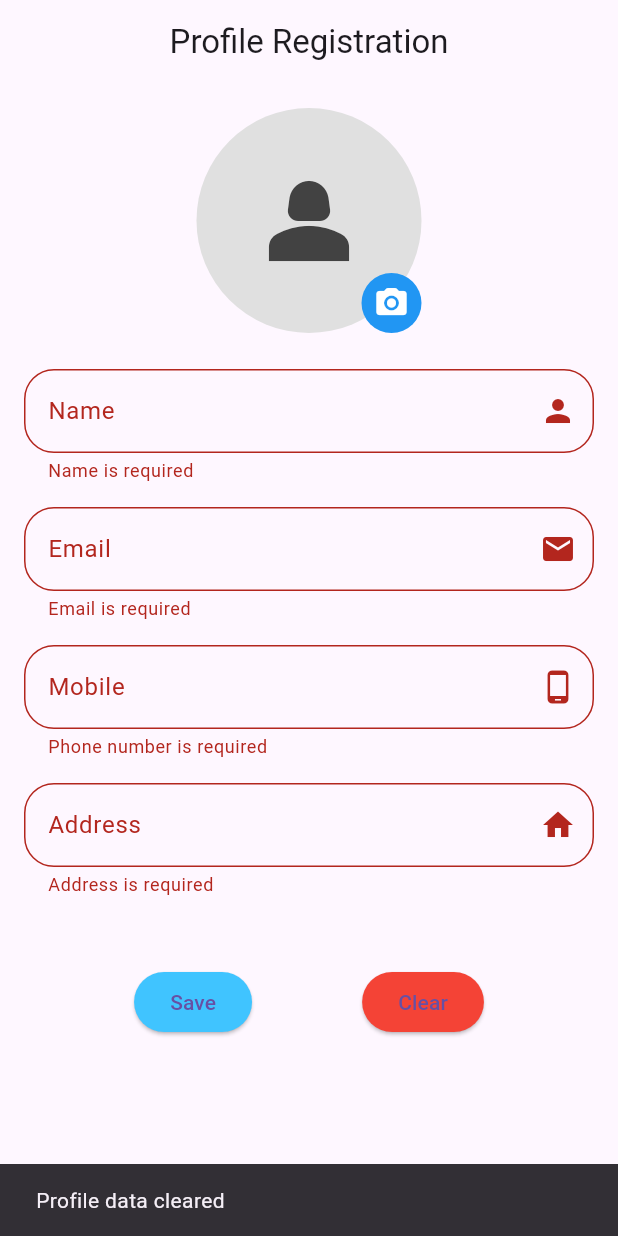
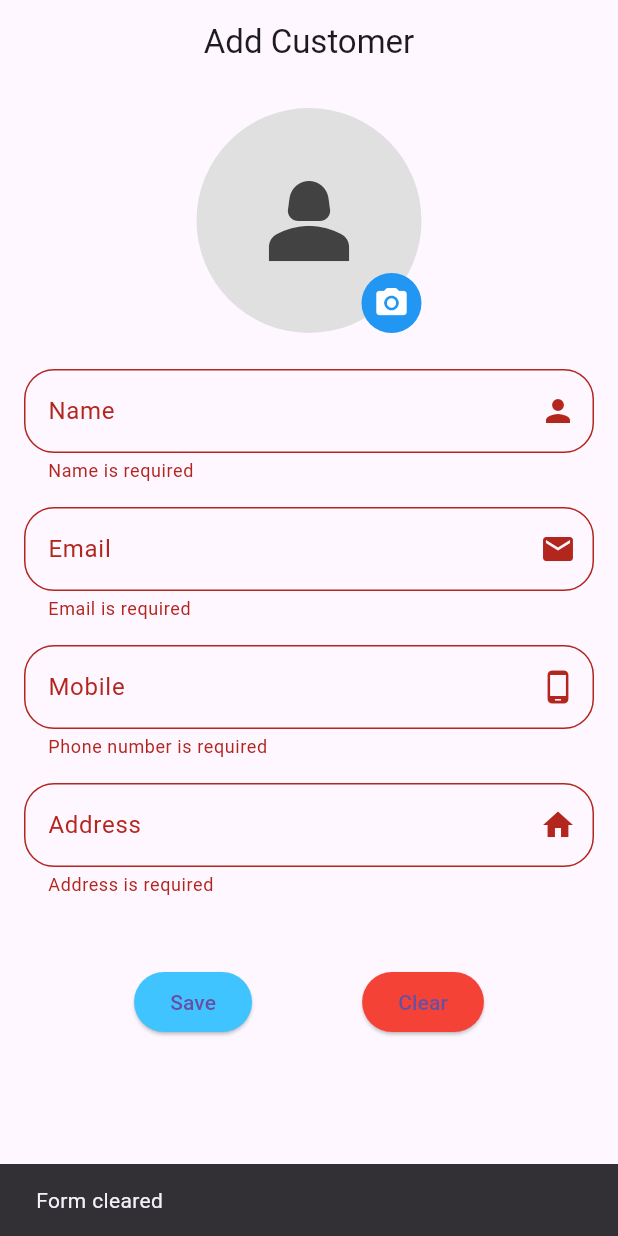
Before and after one commit to Rohit24697/customer_management_app, a Flutter app: the screen it shows after launch, after a tap on "Save", after a tap on "Clear", on a phone screen of 412 x 824 dp. Run offline on Flutter 3.47's test engine with Material 3 defaults, Android fonts, the phone set to English and light mode, and no system bars; our stand-ins replace get, image_picker, sqflite; accounts and stored records are empty.

Commit message:
#Second commit

```diff
--- /dev/null
+++ b/lib/customer_search.dart
@@ -0,0 +1,90 @@
+import 'dart:io';
+
+import 'package:flutter/material.dart';
+import 'package:get/get_state_manager/src/rx_flutter/rx_obx_widget.dart';
+
+import 'controllers/customer_controller.dart';
+
+class CustomerSearch extends SearchDelegate {
+  final CustomerController controller;
+
+  CustomerSearch(this.controller);
+
+  @override
+  List<Widget>? buildActions(BuildContext context) => [
+    IconButton(
+      icon: const Icon(Icons.clear),
+      onPressed: () {
+        query = '';
+        controller.fetchCustomers(); // Reset list on clear
+      },
+    ),
+  ];
+
+  @override
+  Widget? buildLeading(BuildContext context) => IconButton(
+    icon: const Icon(Icons.arrow_back),
+    onPressed: () {
+      close(context, null);
+    },
+  );
+
+  @override
+  Widget buildResults(BuildContext context) {
+    controller.searchCustomer(query);
+    return Obx(() {
+      final results = controller.customerList;
+      if (results.isEmpty) {
+        return const Center(child: Text("No results found."));
+      }
+      return ListView.builder(
+        itemCount: results.length,
+        itemBuilder: (_, index) {
+          final customer = results[index];
+          return Card(
+            margin: const EdgeInsets.symmetric(horizontal: 8, vertical: 4),
+            child: ListTile(
+              leading: CircleAvatar(
+                backgroundImage: customer.imagePath.isNotEmpty
+                    ? FileImage(File(customer.imagePath))
+                    : null,
+                child: customer.imagePath.isEmpty ? Icon(Icons.person) : null,
+              ),
+              title: Text(customer.fullName),
+              subtitle: Column(
+                crossAxisAlignment: CrossAxisAlignment.start,
+                children: [
+                  Text("Phone: ${customer.phone}"),
+                  Text("Email: ${customer.email}"),
+                  Text("Address: ${customer.address}"),
+                ],
+              ),
+            ),
+          );
+        },
+      );
+    });
+  }
+
+  @override
+  Widget buildSuggestions(BuildContext context) {
+    controller.searchCustomer(query);
+    return Obx(() {
+      final suggestions = controller.customerList;
+      return ListView.builder(
+        itemCount: suggestions.length,
+        itemBuilder: (_, index) {
+          final customer = suggestions[index];
+          return ListTile(
+            title: Text(customer.fullName),
+            subtitle: Text(customer.phone),
+            onTap: () {
+              query = customer.fullName;
+              showResults(context);
+            },
+          );
+        },
+      );
+    });
+  }
+}
--- a/lib/database/shared_preferences_helper.dart
+++ b/lib/database/shared_preferences_helper.dart
@@ -1,35 +1,35 @@
-import 'package:shared_preferences/shared_preferences.dart';
-
-class SharedPreferencesHelper {
-  static const String _nameKey = 'name';
-  static const String _emailKey = 'email';
-  static const String _mobileKey = 'mobile';
-  static const String _addressKey = 'address';
-  static const String _imagePathKey = 'imagePath';
-
-  static Future<void> saveProfileData({
-    required String name,
-    required String email,
-    required String mobile,
-    required String address,
-    required String imagePath,
-  }) async {
-    final prefs = await SharedPreferences.getInstance();
-    await prefs.setString(_nameKey, name);
-    await prefs.setString(_emailKey, email);
-    await prefs.setString(_mobileKey, mobile);
-    await prefs.setString(_addressKey, address);
-    await prefs.setString(_imagePathKey, imagePath);
-  }
-
-  static Future<Map<String, String?>> loadProfileData() async {
-    final prefs = await SharedPreferences.getInstance();
-    return {
-      _nameKey: prefs.getString(_nameKey),
-      _emailKey: prefs.getString(_emailKey),
-      _mobileKey: prefs.getString(_mobileKey),
-      _addressKey: prefs.getString(_addressKey),
-      _imagePathKey: prefs.getString(_imagePathKey),
-    };
-  }
-}
+// import 'package:shared_preferences/shared_preferences.dart';
+//
+// class SharedPreferencesHelper {
+//   static const String _nameKey = 'name';
+//   static const String _emailKey = 'email';
+//   static const String _mobileKey = 'mobile';
+//   static const String _addressKey = 'address';
+//   static const String _imagePathKey = 'imagePath';
+//
+//   static Future<void> saveProfileData({
+//     required String name,
+//     required String email,
+//     required String mobile,
+//     required String address,
+//     required String imagePath,
+//   }) async {
+//     final prefs = await SharedPreferences.getInstance();
+//     await prefs.setString(_nameKey, name);
+//     await prefs.setString(_emailKey, email);
+//     await prefs.setString(_mobileKey, mobile);
+//     await prefs.setString(_addressKey, address);
+//     await prefs.setString(_imagePathKey, imagePath);
+//   }
+//
+//   static Future<Map<String, String?>> loadProfileData() async {
+//     final prefs = await SharedPreferences.getInstance();
+//     return {
+//       _nameKey: prefs.getString(_nameKey),
+//       _emailKey: prefs.getString(_emailKey),
+//       _mobileKey: prefs.getString(_mobileKey),
+//       _addressKey: prefs.getString(_addressKey),
+//       _imagePathKey: prefs.getString(_imagePathKey),
+//     };
+//   }
+// }
--- a/lib/profile_page.dart
+++ b/lib/profile_page.dart
@@ -2,10 +2,10 @@ import 'dart:io';
 import 'package:flutter/material.dart';
 import 'package:flutter/services.dart';
 import 'package:image_picker/image_picker.dart';
-import 'package:shared_preferences/shared_preferences.dart';
 
 import 'customer_list_screen.dart';
-import 'database/shared_preferences_helper.dart';
+import 'database/database_helper.dart';
+import 'models/customer.dart';
 import 'full_screen_image.dart';
 
 class ProfilePage extends StatefulWidget {
@@ -24,48 +24,33 @@ class _ProfilePageState extends State<ProfilePage> {
   final ImagePicker _picker = ImagePicker();
   File? _imageFile;
 
-  @override
-  void initState() {
-    super.initState();
-    _loadSavedData();
-  }
+  Future<void> _saveData() async {
+    if (_formKey.currentState!.validate() && _imageFile != null) {
+      final customer = Customer(
+        fullName: _nameController.text,
+        email: _emailController.text,
+        phone: _mobileController.text,
+        address: _addressController.text,
+        imagePath: _imageFile!.path,
+      );
 
-  Future<void> _loadSavedData() async {
-    final data = await SharedPreferencesHelper.loadProfileData();
-    final prefs = await SharedPreferences.getInstance();
-    final savedImagePath = prefs.getString("profile_image");
-
-    _nameController.text = data['name'] ?? '';
-    _emailController.text = data['email'] ?? '';
-    _mobileController.text = data['mobile'] ?? '';
-    _addressController.text = data['address'] ?? '';
-
-    if (savedImagePath != null && File(savedImagePath).existsSync() && mounted) {
-      setState(() {
-        _imageFile = File(savedImagePath);
-      });
-    }
-  }
-
-  Future<void> _saveData() async {
-    if (_formKey.currentState!.validate()) {
-      await SharedPreferencesHelper.saveProfileData(
-        name: _nameController.text,
-        email: _emailController.text,
-        mobile: _mobileController.text,
-        address: _addressController.text,
-        imagePath: _imageFile?.path ?? '',
-      );
+      await DatabaseHelper.instance.insertCustomer(customer);
 
       if (!mounted) return;
 
       ScaffoldMessenger.of(context).showSnackBar(
-        const SnackBar(content: Text("User saved successfully")),
+        const SnackBar(content: Text("Customer saved successfully")),
       );
+
+      _clearForm();
 
       Navigator.pushReplacement(
         context,
         MaterialPageRoute(builder: (_) => CustomerListScreen()),
+      );
+    } else {
+      ScaffoldMessenger.of(context).showSnackBar(
+        const SnackBar(content: Text("Please fill all fields and select a profile image")),
       );
     }
   }
@@ -78,9 +63,6 @@ class _ProfilePageState extends State<ProfilePage> {
       setState(() {
         _imageFile = File(pickedFile.path);
       });
-
-      final prefs = await SharedPreferences.getInstance();
-      await prefs.setString("profile_image", pickedFile.path);
     }
   }
 
@@ -111,10 +93,8 @@ class _ProfilePageState extends State<ProfilePage> {
             ListTile(
               leading: const Icon(Icons.delete),
               title: const Text("Remove"),
-              onTap: () async {
+              onTap: () {
                 Navigator.pop(context);
-                final prefs = await SharedPreferences.getInstance();
-                await prefs.remove("profile_image");
                 if (!mounted) return;
                 setState(() => _imageFile = null);
               },
@@ -123,6 +103,14 @@ class _ProfilePageState extends State<ProfilePage> {
         ),
       ),
     );
+  }
+
+  void _clearForm() {
+    _nameController.clear();
+    _emailController.clear();
+    _mobileController.clear();
+    _addressController.clear();
+    setState(() => _imageFile = null);
   }
 
   @override
@@ -137,7 +125,7 @@ class _ProfilePageState extends State<ProfilePage> {
   @override
   Widget build(BuildContext context) {
     return Scaffold(
-      appBar: AppBar(title: const Text('Profile Registration'), centerTitle: true),
+      appBar: AppBar(title: const Text('Add Customer'), centerTitle: true),
       body: Padding(
         padding: const EdgeInsets.symmetric(horizontal: 16.0),
         child: SingleChildScrollView(
@@ -250,17 +238,10 @@ class _ProfilePageState extends State<ProfilePage> {
                       child: const Text("Save"),
                     ),
                     ElevatedButton(
-                      onPressed: () async {
-                        _nameController.clear();
-                        _emailController.clear();
-                        _mobileController.clear();
-                        _addressController.clear();
-                        final prefs = await SharedPreferences.getInstance();
-                        await prefs.remove("profile_image");
-                        if (!mounted) return;
-                        setState(() => _imageFile = null);
+                      onPressed: () {
+                        _clearForm();
                         ScaffoldMessenger.of(context).showSnackBar(
-                          const SnackBar(content: Text("Profile data cleared")),
+                          const SnackBar(content: Text("Form cleared")),
                         );
                       },
                       style: ElevatedButton.styleFrom(backgroundColor: Colors.red),
```
Also changed, not shown: lib/controllers/customer_controller.dart (+19 -2 lines), lib/customer_list_screen.dart (+55 -52 lines), lib/database/database_helper.dart (+40 -6 lines).
